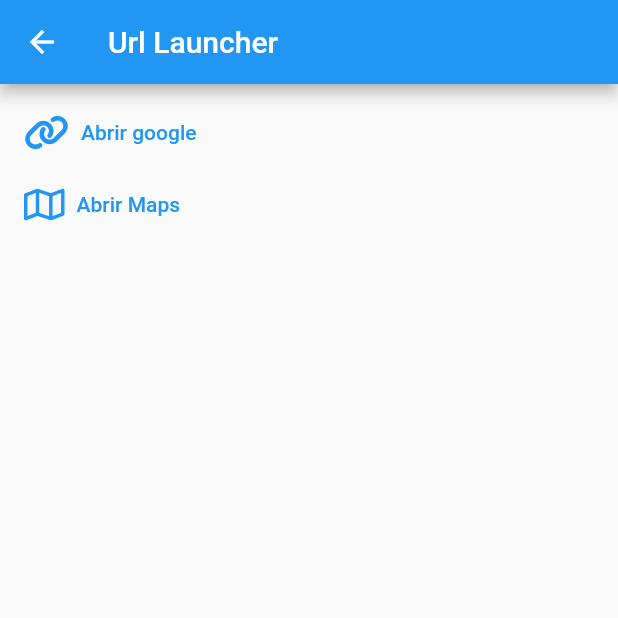
After one commit to juanfernandez13/bootcamp_flutter, a Flutter app: the UrlLauncherPage screen opened directly, on a phone screen of 412 x 824 dp, the top half of it. The commit adds this screen. Run offline on Flutter 3.47's test engine with Material 2 defaults, Android fonts, the phone set to English and light mode, and no system bars; our stand-ins replace animated_text_kit, auto_size_text, battery_plus, brasil_fields, convert, convex_bottom_bar and 11 more; missing offline and left inert: dart:ffi; accounts and stored records are empty; network calls fail.

Commit message:
url launcher e device info

```diff
--- /dev/null
+++ b/Modulo_6/pacotes/lib/pages/drawer/url_launcher_page.dart
@@ -0,0 +1,57 @@
+import 'package:flutter/material.dart';
+import 'package:font_awesome_flutter/font_awesome_flutter.dart';
+import 'package:url_launcher/url_launcher.dart';
+
+class UrlLauncherPage extends StatefulWidget {
+  const UrlLauncherPage({super.key});
+
+  @override
+  State<UrlLauncherPage> createState() => _UrlLauncherPageState();
+}
+
+class _UrlLauncherPageState extends State<UrlLauncherPage> {
+  @override
+  Widget build(BuildContext context) {
+    return SafeArea(
+        child: Scaffold(
+      appBar: AppBar(title: const Text("Url Launcher")),
+      body: SizedBox(
+        width: MediaQuery.of(context).size.width,
+        child: Padding(
+          padding: const EdgeInsets.all(8.0),
+          child: Column(
+            children: [
+              TextButton(
+                  onPressed: () async {
+                    await launchUrl(Uri.parse("https://google.com"));
+                  },
+                  child: Row(
+                    children: const [
+                      FaIcon(FontAwesomeIcons.link),
+                      SizedBox(
+                        width: 8,
+                      ),
+                      Text("Abrir google")
+                    ],
+                  )),
+              TextButton(
+                  onPressed: () async {
+                    await launchUrl(
+                        Uri.parse("google.navigation:q=Orlando FL&mode=d"));
+                  },
+                  child: Row(
+                    children: const [
+                      FaIcon(FontAwesomeIcons.map),
+                      SizedBox(
+                        width: 8,
+                      ),
+                      Text("Abrir Maps")
+                    ],
+                  )),
+              ],
+          ),
+        ),
+      ),
+    ));
+  }
+}
--- a/Modulo_6/pacotes/pubspec.yaml
+++ b/Modulo_6/pacotes/pubspec.yaml
@@ -43,6 +43,10 @@ dependencies:
   brasil_fields: ^1.10.0
   intl: ^0.18.0
   battery_plus: ^3.0.3
+  url_launcher: ^6.1.9
+  share_plus: ^6.3.1
+  path_provider: ^2.0.12
+  device_info_plus: ^8.1.0
 
 dev_dependencies:
   flutter_launcher_icons: "^0.11.0"
```
Also changed, not shown: Modulo_6/pacotes/lib/pages/drawer/device_info_page.dart (added, +57 -0 lines), Modulo_6/pacotes/lib/pages/home_page.dart (+21 -0 lines), Modulo_6/pacotes/lib/shared/widgets/custon_drawer.dart (+40 -0 lines), Modulo_6/pacotes/pubspec.lock.
